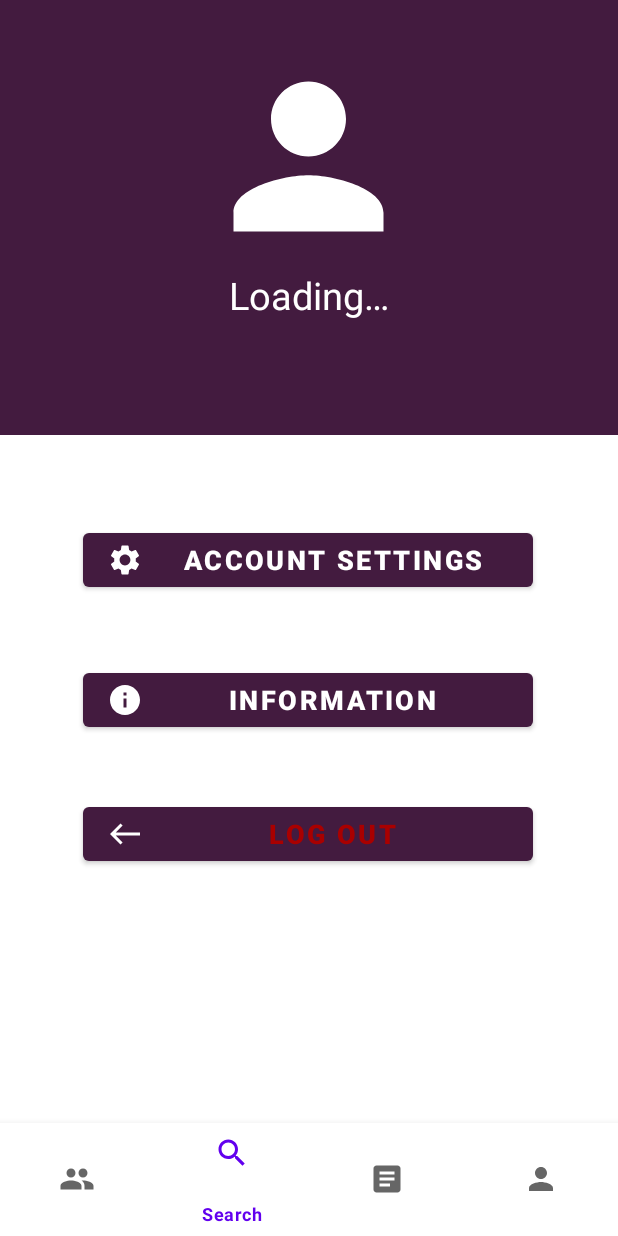
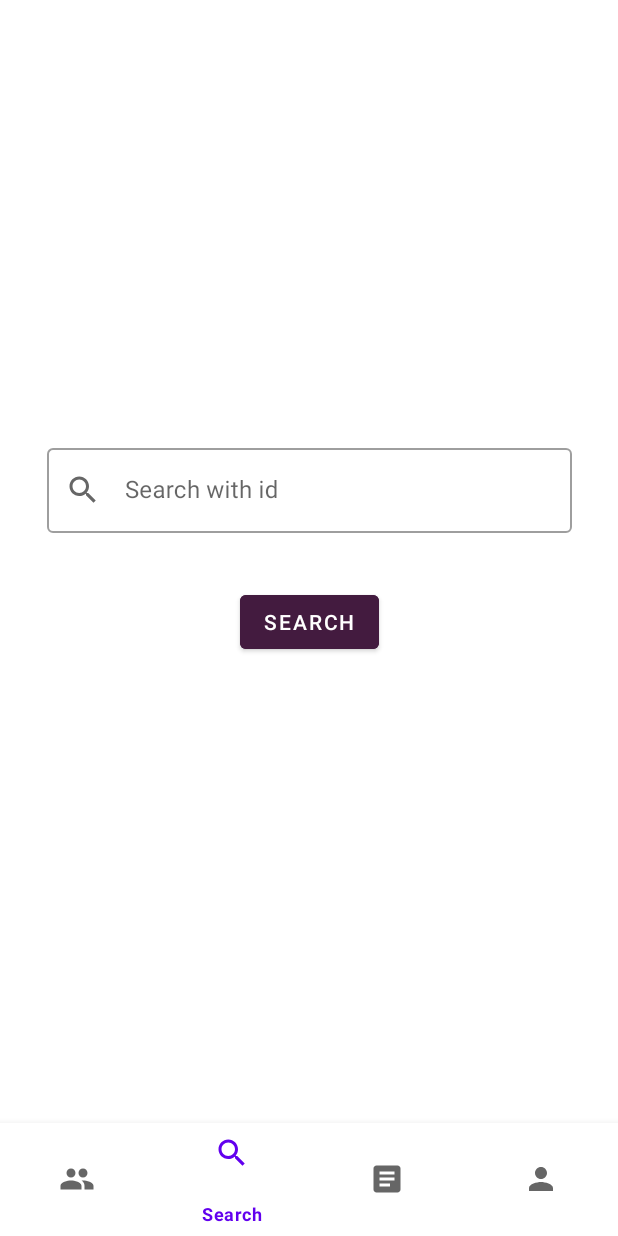
Before and after one commit to Shamilx/VirtualGundelik, an Android app: the fragment ProfileFragment placed in its activity, item 2 of the bottom bar chosen, on a phone screen of 412 x 824 dp. Run offline under Robolectric (Android 15) with nearby library versions, the phone set to English and light mode, and no system bars; our stand-ins replace Firebase (no records; nobody signed in at launch, a user with empty details on screens opened directly).

Commit message:
Update6(Demo)

```diff
--- a/app/src/main/java/com/shamil/virtualgundelik/MainActivity.java
+++ b/app/src/main/java/com/shamil/virtualgundelik/MainActivity.java
@@ -8,21 +8,35 @@ import android.view.MenuItem;
 import android.widget.FrameLayout;
 public class MainActivity extends AppCompatActivity {
 
+    private FrameLayout frameLayout;
+
     @Override
     protected void onCreate(Bundle savedInstanceState) {
         super.onCreate(savedInstanceState);
         setContentView(R.layout.activity_main);
+        frameLayout = findViewById(R.id.flFragment);
     }
 
     public void Profile_OnClick(MenuItem item) {
-        FrameLayout frameLayout = findViewById(R.id.flFragment);
-
         if (frameLayout.findViewById(R.id.profileFragment) == null) {
             FragmentTransaction fr = getSupportFragmentManager().beginTransaction();
+            fr.setCustomAnimations(R.anim.slide_in_right,R.anim.slide_out_left);
             fr.replace(R.id.flFragment, new ProfileFragment());
             fr.commit();
         }
 
         item.setChecked(true);
     }
+
+    public void Search_OnClick(MenuItem item) {
+        if (frameLayout.findViewById(R.id.searchFragment) == null) {
+            FragmentTransaction fr = getSupportFragmentManager().beginTransaction();
+            fr.setCustomAnimations(android.R.anim.slide_in_left,android.R.anim.slide_out_right);
+            fr.replace(R.id.flFragment, new SearchFragment());
+            fr.commit();
+
+        }
+
+        item.setChecked(true);
+    }
 }
--- /dev/null
+++ b/app/src/main/java/com/shamil/virtualgundelik/SearchFragment.java
@@ -0,0 +1,118 @@
+package com.shamil.virtualgundelik;
+
+import android.animation.ObjectAnimator;
+import android.app.FragmentTransaction;
+import android.os.Bundle;
+
+import androidx.annotation.NonNull;
+import androidx.annotation.Nullable;
+import androidx.fragment.app.Fragment;
+
+import android.view.LayoutInflater;
+import android.view.View;
+import android.view.ViewGroup;
+import android.widget.Toast;
+
+import com.google.android.gms.tasks.OnCompleteListener;
+import com.google.android.gms.tasks.OnSuccessListener;
+import com.google.android.gms.tasks.Task;
+import com.google.android.material.button.MaterialButton;
+import com.google.android.material.textfield.TextInputEditText;
+import com.google.android.material.textfield.TextInputLayout;
+import com.google.firebase.firestore.CollectionReference;
+import com.google.firebase.firestore.DocumentSnapshot;
+import com.google.firebase.firestore.FirebaseFirestore;
+import com.google.firebase.firestore.Query;
+import com.google.firebase.firestore.QueryDocumentSnapshot;
+import com.google.firebase.firestore.QuerySnapshot;
+
+import java.util.regex.Pattern;
+
+/**
+ * A simple {@link Fragment} subclass.
+ * Use the {@link SearchFragment#newInstance} factory method to
+ * create an instance of this fragment.
+ */
+public class SearchFragment extends Fragment {
+
+    // TODO: Rename parameter arguments, choose names that match
+    // the fragment initialization parameters, e.g. ARG_ITEM_NUMBER
+    private static final String ARG_PARAM1 = "param1";
+    private static final String ARG_PARAM2 = "param2";
+
+    // TODO: Rename and change types of parameters
+    private String mParam1;
+    private String mParam2;
+
+    public SearchFragment() {
+        // Required empty public constructor
+    }
+
+    /**
+     * Use this factory method to create a new instance of
+     * this fragment using the provided parameters.
+     *
+     * @param param1 Parameter 1.
+     * @param param2 Parameter 2.
+     * @return A new instance of fragment SearchFragment.
+     */
+    // TODO: Rename and change types and number of parameters
+    public static SearchFragment newInstance(String param1, String param2) {
+        SearchFragment fragment = new SearchFragment();
+        Bundle args = new Bundle();
+        args.putString(ARG_PARAM1, param1);
+        args.putString(ARG_PARAM2, param2);
+        fragment.setArguments(args);
+        return fragment;
+    }
+
+    @Override
+    public void onCreate(Bundle savedInstanceState) {
+        super.onCreate(savedInstanceState);
+        if (getArguments() != null) {
+            mParam1 = getArguments().getString(ARG_PARAM1);
+            mParam2 = getArguments().getString(ARG_PARAM2);
+        }
+    }
+
+    @Override
+    public View onCreateView(LayoutInflater inflater, ViewGroup container,
+                             Bundle savedInstanceState) {
+        // Inflate the layout for this fragment
+        return inflater.inflate(R.layout.fragment_search, container, false);
+    }
+
+    @Override
+    public void onViewCreated(@NonNull View view, @Nullable Bundle savedInstanceState) {
+        super.onViewCreated(view, savedInstanceState);
+
+        CollectionReference usersRef = FirebaseFirestore.getInstance().collection("Users");
+        MaterialButton button = getActivity().findViewById(R.id.searchButton);
+        TextInputEditText editText = getActivity().findViewById(R.id.searchWithid);
+
+        button.setOnClickListener(new View.OnClickListener() {
+            @Override
+            public void onClick(View view) {
+                String givenId = editText.getText().toString();
+
+
+                if(givenId.length() < 6 &&  Integer.parseInt(givenId) != 0 && Integer.parseInt(givenId) != 118) {
+                    editText.setError(getString(R.string.java2));
+                    return;
+                }
+
+                FirebaseFirestore.getInstance().collection("Users")
+                        .whereEqualTo("id",Integer.parseInt(givenId))
+                        .get().addOnSuccessListener(new OnSuccessListener<QuerySnapshot>() {
+                    @Override
+                    public void onSuccess(QuerySnapshot queryDocumentSnapshots) {
+                        FragmentTransaction fr = getActivity().getFragmentManager().beginTransaction();
+
+                    }
+                });
+
+            }
+        });
+
+    }
+}
--- /dev/null
+++ b/app/src/main/res/anim/slide_in_right.xml
@@ -0,0 +1,7 @@
+<?xml version="1.0" encoding="utf-8"?>
+<set xmlns:android="http://schemas.android.com/apk/res/android">
+    <translate android:fromXDelta="50%p" android:toXDelta="0"
+        android:duration="@android:integer/config_mediumAnimTime"/>
+    <alpha android:fromAlpha="0.0" android:toAlpha="1.0"
+        android:duration="@android:integer/config_mediumAnimTime" />
+</set>
--- /dev/null
+++ b/app/src/main/res/anim/slide_out_left.xml
@@ -0,0 +1,7 @@
+<?xml version="1.0" encoding="utf-8"?>
+<set xmlns:android="http://schemas.android.com/apk/res/android">
+    <translate android:fromXDelta="0" android:toXDelta="-50%p"
+        android:duration="@android:integer/config_mediumAnimTime"/>
+    <alpha android:fromAlpha="1.0" android:toAlpha="0.0"
+        android:duration="@android:integer/config_mediumAnimTime" />
+</set>
--- a/app/src/main/res/drawable/ic_baseline_search_24.xml
+++ b/app/src/main/res/drawable/ic_baseline_search_24.xml
@@ -1,5 +1,10 @@
-<vector android:height="24dp" android:tint="#1F147B"
-    android:viewportHeight="24" android:viewportWidth="24"
-    android:width="24dp" xmlns:android="http://schemas.android.com/apk/res/android">
-    <path android:fillColor="@android:color/white" android:pathData="M15.5,14h-0.79l-0.28,-0.27C15.41,12.59 16,11.11 16,9.5 16,5.91 13.09,3 9.5,3S3,5.91 3,9.5 5.91,16 9.5,16c1.61,0 3.09,-0.59 4.23,-1.57l0.27,0.28v0.79l5,4.99L20.49,19l-4.99,-5zM9.5,14C7.01,14 5,11.99 5,9.5S7.01,5 9.5,5 14,7.01 14,9.5 11.99,14 9.5,14z"/>
+<vector xmlns:android="http://schemas.android.com/apk/res/android"
+    android:width="24dp"
+    android:height="24dp"
+    android:viewportWidth="24"
+    android:viewportHeight="24"
+    android:tint="?attr/colorControlNormal">
+  <path
+      android:fillColor="@android:color/white"
+      android:pathData="M15.5,14h-0.79l-0.28,-0.27C15.41,12.59 16,11.11 16,9.5 16,5.91 13.09,3 9.5,3S3,5.91 3,9.5 5.91,16 9.5,16c1.61,0 3.09,-0.59 4.23,-1.57l0.27,0.28v0.79l5,4.99L20.49,19l-4.99,-5zM9.5,14C7.01,14 5,11.99 5,9.5S7.01,5 9.5,5 14,7.01 14,9.5 11.99,14 9.5,14z"/>
 </vector>
--- /dev/null
+++ b/app/src/main/res/layout/fragment_search.xml
@@ -0,0 +1,48 @@
+<?xml version="1.0" encoding="utf-8"?>
+<androidx.constraintlayout.widget.ConstraintLayout xmlns:android="http://schemas.android.com/apk/res/android"
+    xmlns:app="http://schemas.android.com/apk/res-auto"
+    xmlns:tools="http://schemas.android.com/tools"
+    android:id="@+id/searchFragment"
+    android:layout_width="match_parent"
+    android:layout_height="match_parent"
+    tools:context=".SearchFragment">
+
+    <com.google.android.material.textfield.TextInputLayout
+        android:id="@+id/textInputLayout"
+        style="@style/Widget.MaterialComponents.TextInputLayout.OutlinedBox"
+        android:layout_width="350dp"
+        android:layout_height="wrap_content"
+        android:layout_marginBottom="100dp"
+        android:hint="@string/search_with_id"
+        android:orientation="horizontal"
+        app:layout_constraintBottom_toBottomOf="parent"
+        app:layout_constraintEnd_toEndOf="parent"
+        app:layout_constraintStart_toStartOf="parent"
+        app:layout_constraintTop_toTopOf="parent"
+        app:startIconDrawable="@drawable/ic_baseline_search_24">
+
+        <com.google.android.material.textfield.TextInputEditText
+            android:id="@+id/searchWithid"
+            android:layout_width="match_parent"
+            android:layout_height="match_parent"
+            android:inputType="number"
+            android:maxLength="30"
+            android:maxLines="1"
+            android:scrollHorizontally="true" />
+    </com.google.android.material.textfield.TextInputLayout>
+
+    <com.google.android.material.button.MaterialButton
+        android:id="@+id/searchButton"
+        android:layout_width="wrap_content"
+        android:layout_height="wrap_content"
+        android:layout_marginStart="159dp"
+        android:layout_marginTop="31dp"
+        android:layout_marginEnd="159dp"
+        android:layout_marginBottom="306dp"
+        android:backgroundTint="#431B3F"
+        android:text="@string/search_fragment_search"
+        app:layout_constraintBottom_toBottomOf="parent"
+        app:layout_constraintEnd_toEndOf="parent"
+        app:layout_constraintStart_toStartOf="parent"
+        app:layout_constraintTop_toBottomOf="@+id/textInputLayout" />
+</androidx.constraintlayout.widget.ConstraintLayout>
--- a/app/src/main/res/menu/bottom_navigation_menu.xml
+++ b/app/src/main/res/menu/bottom_navigation_menu.xml
@@ -7,6 +7,7 @@
     <item
         android:id="@+id/menuSearchItem"
         android:title="@string/menu_search"
+        android:onClick="Search_OnClick"
         android:icon="@drawable/ic_baseline_search_24"/>
     <item
         android:id="@+id/menuTasksItem"
--- a/app/src/main/res/values/strings.xml
+++ b/app/src/main/res/values/strings.xml
@@ -29,6 +29,7 @@
     <string name="java12">We have detected that you are not verified,try again!</string>
     <string name="java13">Try Again</string>
     <string name="java14">Email or password is wrong!</string>
+    <string name="java15">Use only numbers!</string>
     <string name="menu_profile">Profile</string>
     <string name="menu_tasks">Tasks</string>
     <string name="menu_search">Search</string>
@@ -37,4 +38,6 @@
     <string name="profile_info">Information</string>
     <string name="profile_loading">Loading…</string>
     <string name="profile_log_out">Log out</string>
+    <string name="search_with_id">Search with id</string>
+    <string name="search_fragment_search">Search</string>
 </resources>
```
Also changed, not shown: 1 other file.
